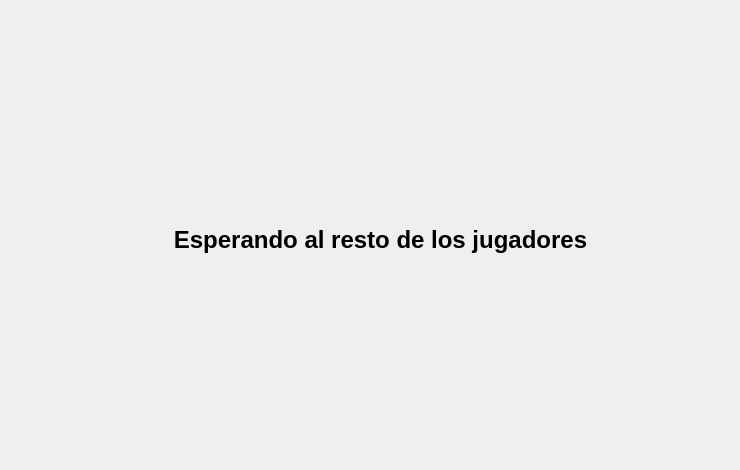
Qt form Client/ui/ui/lobby.ui (AbrahamOsco/Worms-Taller-1) before a commit.
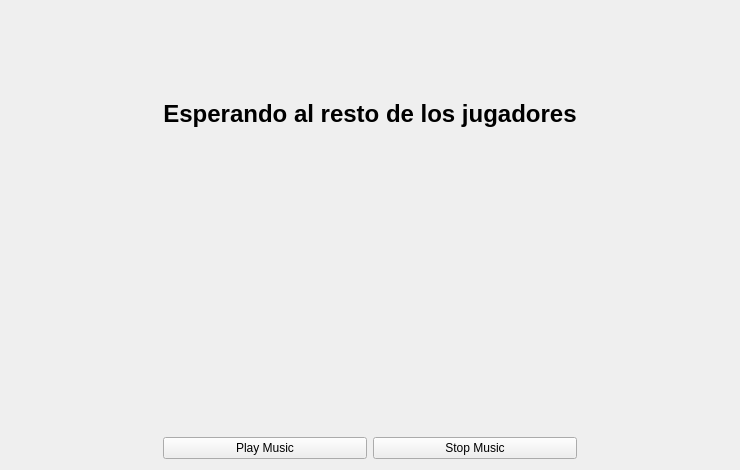
The same form after that commit.

Diff of the .ui file:
```diff
--- a/Client/ui/ui/lobby.ui
+++ b/Client/ui/ui/lobby.ui
@@ -13,25 +13,62 @@
   <property name="windowTitle">
    <string>MainWindow</string>
   </property>
-  <widget class="QWidget" name="layoutWidget">
-   <property name="geometry">
-    <rect>
-     <x>70</x>
-     <y>20</y>
-     <width>621</width>
-     <height>441</height>
-    </rect>
-   </property>
-   <layout class="QVBoxLayout" name="verticalLayout">
-    <item>
+  <layout class="QGridLayout" name="gridLayout">
+   <item row="2" column="1">
+    <widget class="QPushButton" name="buttonPlay">
+     <property name="text">
+      <string>Play Music</string>
+     </property>
+    </widget>
+   </item>
+   <item row="2" column="2">
+    <widget class="QPushButton" name="buttonStop">
+     <property name="text">
+      <string>Stop Music</string>
+     </property>
+    </widget>
+   </item>
+   <item row="1" column="0">
+    <spacer name="horizontalSpacer">
+     <property name="orientation">
+      <enum>Qt::Horizontal</enum>
+     </property>
+     <property name="sizeHint" stdset="0">
+      <size>
+       <width>40</width>
+       <height>20</height>
+      </size>
+     </property>
+    </spacer>
+   </item>
+   <item row="0" column="1" colspan="2">
      <widget class="QLabel" name="label">
       <property name="text">
        <string>&lt;html&gt;&lt;head/&gt;&lt;body&gt;&lt;p align=&quot;center&quot;&gt;&lt;span style=&quot; font-size:18pt; font-weight:600;&quot;&gt;Esperando al resto de los jugadores&lt;/span&gt;&lt;/p&gt;&lt;/body&gt;&lt;/html&gt;</string>
       </property>
      </widget>
     </item>
-   </layout>
-  </widget>
+   <item row="1" column="1" colspan="2">
+    <widget class="QLabel" name="labelGif">
+     <property name="text">
+      <string>&lt;html&gt;&lt;head/&gt;&lt;body&gt;&lt;p align=&quot;center&quot;&gt;&lt;br/&gt;&lt;/p&gt;&lt;/body&gt;&lt;/html&gt;</string>
+     </property>
+    </widget>
+   </item>
+   <item row="1" column="3">
+    <spacer name="horizontalSpacer_2">
+     <property name="orientation">
+      <enum>Qt::Horizontal</enum>
+     </property>
+     <property name="sizeHint" stdset="0">
+      <size>
+       <width>40</width>
+       <height>20</height>
+      </size>
+     </property>
+    </spacer>
+   </item>
+  </layout>
  </widget>
  <resources/>
  <connections/>
```
Lines whose indentation alone changed are shown as unchanged.
